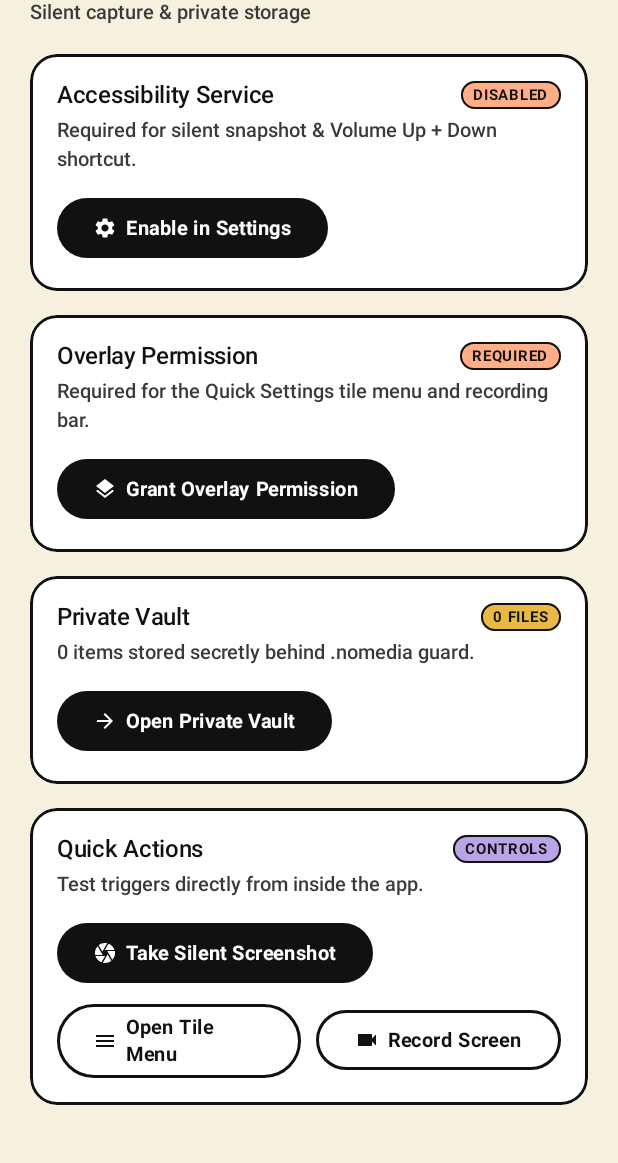
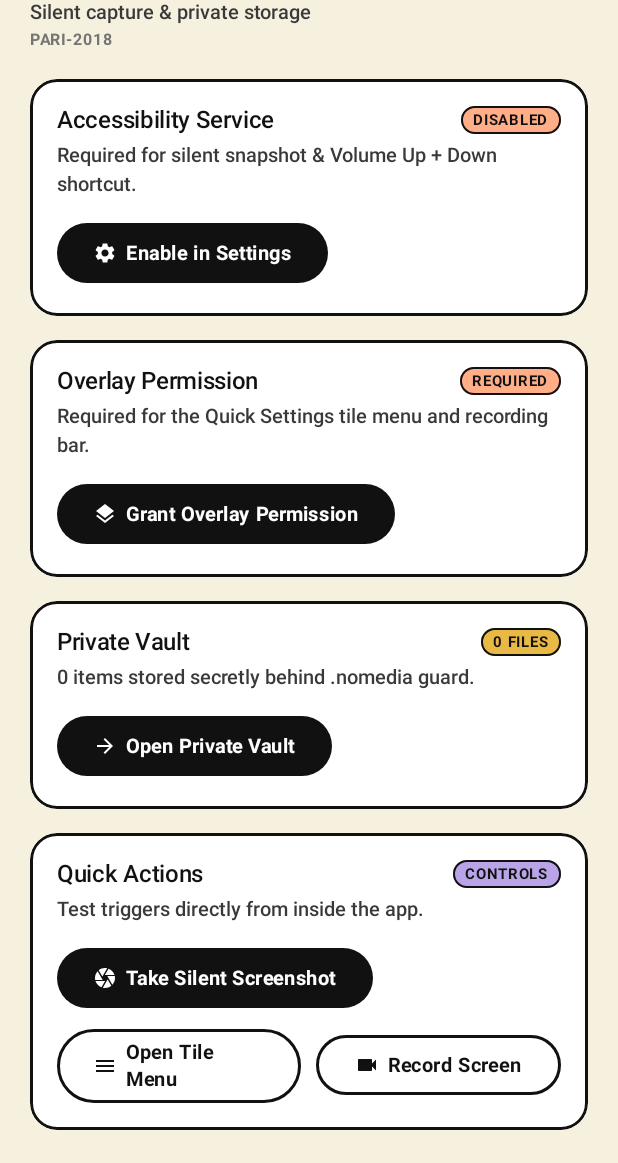
Before and after one commit to anonymousagyat/Anonymous-Tools, an Android app built with Jetpack Compose: the screen it shows after launch (MainActivity), on a phone screen of 412 x 824 dp, the part 73-1236 px from its top. Run offline under Robolectric (Android 15) with nearby library versions, the phone set to English and light mode, and no system bars.

Commit message:
feat: add PARI-2018 signature below header on main screen

```diff
--- a/app/src/main/java/com/anonymoustools/app/features/home/CaptureCenterScreen.kt
+++ b/app/src/main/java/com/anonymoustools/app/features/home/CaptureCenterScreen.kt
@@ -25,6 +25,7 @@ import androidx.compose.ui.graphics.Color
 import androidx.compose.ui.graphics.vector.ImageVector
 import androidx.compose.ui.platform.LocalContext
 import androidx.compose.ui.unit.dp
+import androidx.compose.ui.unit.sp
 import androidx.lifecycle.compose.LifecycleResumeEffect
 import com.anonymoustools.app.core.capture.CaptureManager
 import com.anonymoustools.app.core.vault.PrivateVaultManager
@@ -85,6 +86,15 @@ fun CaptureCenterScreen(
                     text = "Silent capture & private storage",
                     style = MaterialTheme.typography.bodyMedium,
                     color = TextSecondary
+                )
+                Spacer(modifier = Modifier.height(4.dp))
+                Text(
+                    text = "PARI-2018",
+                    style = MaterialTheme.typography.labelSmall.copy(
+                        fontSize = 10.5.sp,
+                        letterSpacing = 0.6.sp
+                    ),
+                    color = Color(0xFF757575)
                 )
             }
         }
```
